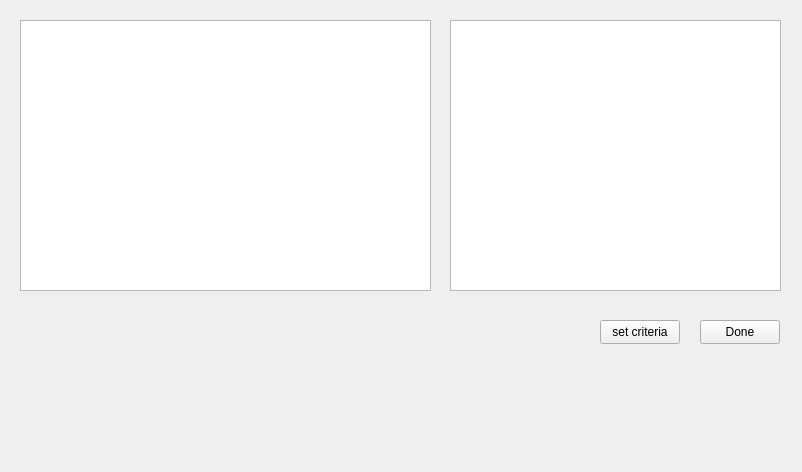
The window that spheroid_selector.ui (grexai/SpheroidPicker-2) describes before a commit, drawn with Qt 5.
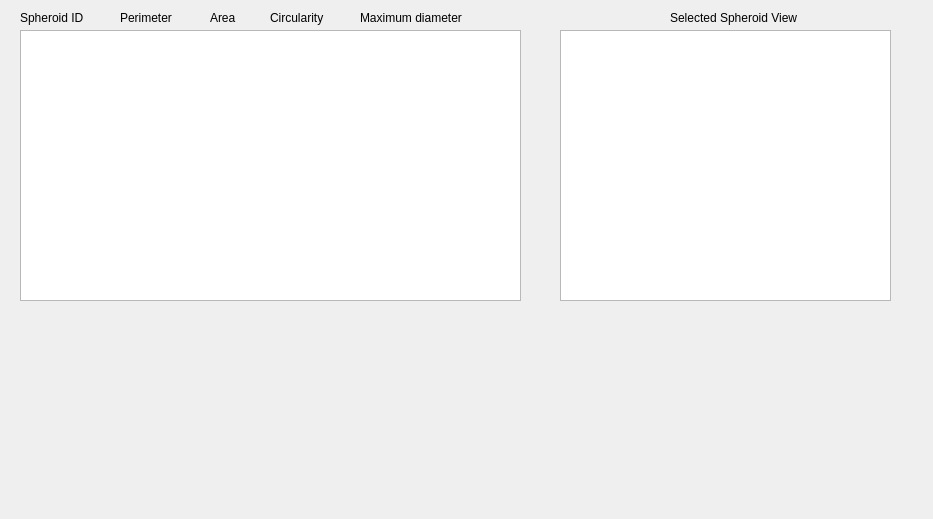
The same window after the commit.

Commit message: reworked spheroid selector, ui statistics fixes

Patch:
```diff
--- a/spheroid_selector.ui
+++ b/spheroid_selector.ui
@@ -6,8 +6,8 @@
    <rect>
     <x>0</x>
     <y>0</y>
-    <width>802</width>
-    <height>472</height>
+    <width>933</width>
+    <height>519</height>
    </rect>
   </property>
   <property name="windowTitle">
@@ -17,8 +17,8 @@
    <property name="geometry">
     <rect>
      <x>20</x>
-     <y>20</y>
-     <width>411</width>
+     <y>30</y>
+     <width>501</width>
      <height>271</height>
     </rect>
    </property>
@@ -29,8 +29,8 @@
   <widget class="QGraphicsView" name="selected_item_scene">
    <property name="geometry">
     <rect>
-     <x>450</x>
-     <y>20</y>
+     <x>560</x>
+     <y>30</y>
      <width>331</width>
      <height>271</height>
     </rect>
@@ -39,8 +39,8 @@
   <widget class="QPushButton" name="pushButton">
    <property name="geometry">
     <rect>
-     <x>700</x>
-     <y>320</y>
+     <x>1090</x>
+     <y>480</y>
      <width>80</width>
      <height>24</height>
     </rect>
@@ -52,8 +52,8 @@
   <widget class="QPushButton" name="pushButton_2">
    <property name="geometry">
     <rect>
-     <x>600</x>
-     <y>320</y>
+     <x>990</x>
+     <y>480</y>
      <width>80</width>
      <height>24</height>
     </rect>
@@ -62,6 +62,84 @@
     <string>set criteria</string>
    </property>
   </widget>
+  <widget class="QLabel" name="label">
+   <property name="geometry">
+    <rect>
+     <x>20</x>
+     <y>10</y>
+     <width>81</width>
+     <height>16</height>
+    </rect>
+   </property>
+   <property name="text">
+    <string>Spheroid ID</string>
+   </property>
+  </widget>
+  <widget class="QLabel" name="label_2">
+   <property name="geometry">
+    <rect>
+     <x>120</x>
+     <y>10</y>
+     <width>61</width>
+     <height>16</height>
+    </rect>
+   </property>
+   <property name="text">
+    <string>Perimeter</string>
+   </property>
+  </widget>
+  <widget class="QLabel" name="label_3">
+   <property name="geometry">
+    <rect>
+     <x>210</x>
+     <y>10</y>
+     <width>49</width>
+     <height>16</height>
+    </rect>
+   </property>
+   <property name="text">
+    <string>Area</string>
+   </property>
+  </widget>
+  <widget class="QLabel" name="label_4">
+   <property name="geometry">
+    <rect>
+     <x>270</x>
+     <y>10</y>
+     <width>141</width>
+     <height>16</height>
+    </rect>
+   </property>
+   <property name="text">
+    <string>Circularity</string>
+   </property>
+  </widget>
+  <widget class="QLabel" name="label_5">
+   <property name="geometry">
+    <rect>
+     <x>360</x>
+     <y>10</y>
+     <width>141</width>
+     <height>16</height>
+    </rect>
+   </property>
+   <property name="text">
+    <string>Maximum diameter</string>
+   </property>
+  </widget>
+  <widget class="QLabel" name="label_6">
+   <property name="geometry">
+    <rect>
+     <x>670</x>
+     <y>10</y>
+     <width>141</width>
+     <height>16</height>
+    </rect>
+   </property>
+   <property name="text">
+    <string>Selected Spheroid View</string>
+   </property>
+  </widget>
  </widget>
  <resources/>
  <connections/>
```
The commit also changes 4 other files.
